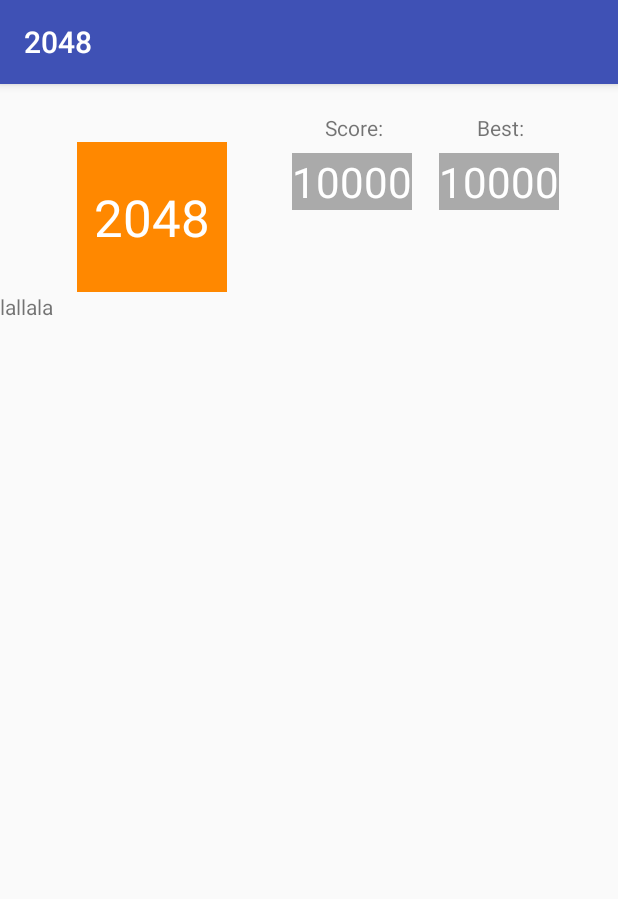
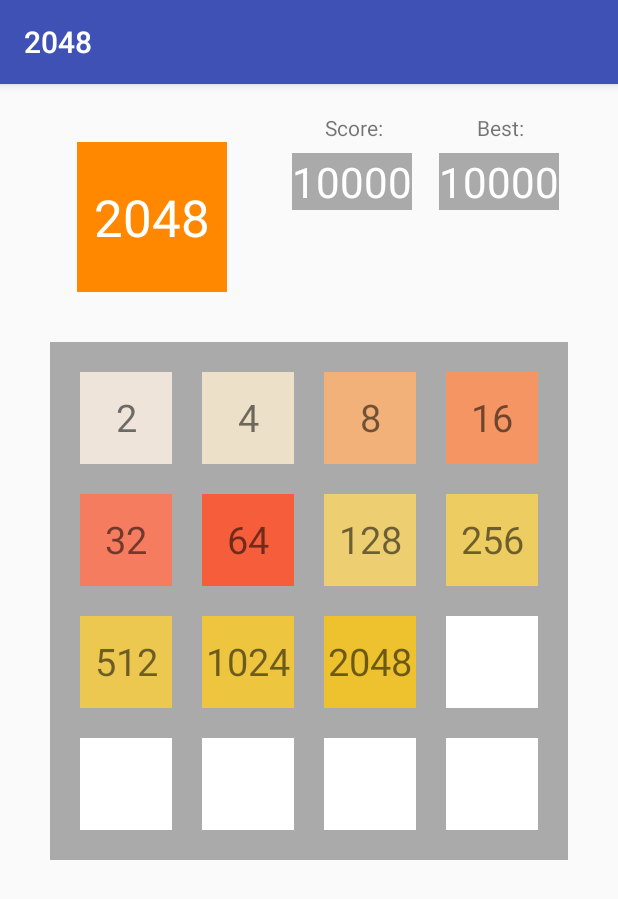
Before and after one commit to FernandoSoldera/2048, an Android app: the screen it shows after launch (MainActivity), on a phone screen of 412 x 824 dp. Shown: the top 899 px of the screen. Run offline under Robolectric (Android 15) with nearby library versions, the phone set to English and light mode, and no system bars.

Commit message:
Melhorando o layout dos botões (textView) e do campo (gridView)

```diff
--- a/app/src/main/java/com/fernando/a2048/MainActivity.java
+++ b/app/src/main/java/com/fernando/a2048/MainActivity.java
@@ -16,6 +16,8 @@ public class MainActivity extends AppCompatActivity {
 
         gridView = (GridView) findViewById(R.id.gridView);
 
-        gridView.setAdapter(new TextViewAdapter(this, new String[1], gridView));
+        int[] valores = {2, 4, 8, 16, 32, 64, 128, 256, 512, 1024, 2048, 0, 0, 0, 0, 0};
+
+        gridView.setAdapter(new TextViewAdapter(this, new String[16], gridView, valores));
     }
 }
--- a/app/src/main/java/com/fernando/a2048/TextViewAdapter.java
+++ b/app/src/main/java/com/fernando/a2048/TextViewAdapter.java
@@ -1,12 +1,19 @@
 package com.fernando.a2048;
 
+import android.app.Activity;
 import android.content.Context;
+import android.content.res.Resources;
+import android.graphics.Color;
+import android.util.DisplayMetrics;
+import android.view.Display;
+import android.view.Gravity;
 import android.view.LayoutInflater;
 import android.view.View;
 import android.view.ViewGroup;
 import android.widget.BaseAdapter;
 import android.widget.GridView;
 import android.widget.TextView;
+import android.widget.Toast;
 
 /**
  * Created by ferna on 07/09/2017.
@@ -15,13 +22,15 @@ import android.widget.TextView;
 public class TextViewAdapter extends BaseAdapter {
     private Context context;
     private final String[] textViewValues;
+    private int[] valores;
     private View gridView;
     TextView textView;
 
-    public TextViewAdapter(Context context, String[] textViewValues, View gridView) {
+    public TextViewAdapter(Context context, String[] textViewValues, View gridView, int[] valores) {
         this.context = context;
         this.textViewValues = textViewValues;
         this.gridView = gridView;
+        this.valores= valores;
     }
 
     public View getView(int position, View convertView, ViewGroup parent) {
@@ -35,13 +44,60 @@ public class TextViewAdapter extends BaseAdapter {
             gridView = inflater.inflate(R.layout.activity_main, null);
 
             // set value into textview
-             textView = new TextView(context);
-            textView.setText("lallala");
+            textView = new TextView(context);
+            textView.setBackgroundColor(Color.WHITE);
+            if(valores[position] > 0)
+            {
+                textView.setText(String.valueOf(valores[position]));
+                choseColor(valores[position]);
+            }
+            textView.setGravity(Gravity.CENTER);
+            textView.setTextSize(25);
+            textView.setHeight((Resources.getSystem().getDisplayMetrics().widthPixels-250)/4);
         } else {
             gridView = (View) convertView;
         }
 
         return textView;
+    }
+
+    private void choseColor(int number)
+    {
+        switch (number){
+            case 2:
+                textView.setBackgroundResource(R.color.colorBlock2);
+                break;
+            case 4:
+                textView.setBackgroundResource(R.color.colorBlock4);
+                break;
+            case 8:
+                textView.setBackgroundResource(R.color.colorBlock8);
+                break;
+            case 16:
+                textView.setBackgroundResource(R.color.colorBlock16);
+                break;
+            case 32:
+                textView.setBackgroundResource(R.color.colorBlock32);
+                break;
+            case 64:
+                textView.setBackgroundResource(R.color.colorBlock64);
+                break;
+            case 128:
+                textView.setBackgroundResource(R.color.colorBlock128);
+                break;
+            case 256:
+                textView.setBackgroundResource(R.color.colorBlock256);
+                break;
+            case 512:
+                textView.setBackgroundResource(R.color.colorBlock512);
+                break;
+            case 1024:
+                textView.setBackgroundResource(R.color.colorBlock1024);
+                break;
+            case 2048:
+                textView.setBackgroundResource(R.color.colorBlock2048);
+                break;
+        }
     }
 
     @Override
--- a/app/src/main/res/layout/activity_main.xml
+++ b/app/src/main/res/layout/activity_main.xml
@@ -70,9 +70,15 @@
     <GridView
         android:id="@+id/gridView"
         android:layout_width="match_parent"
-        android:layout_height="match_parent"
-        android:layout_alignParentBottom="true"
-        android:layout_alignParentStart="true"
-        android:layout_below="@+id/textView5" />
+        android:layout_height="wrap_content"
+        android:layout_below="@+id/textView5"
+        android:layout_centerHorizontal="true"
+        android:layout_centerInParent="false"
+        android:layout_margin="50px"
+        android:background="@android:color/darker_gray"
+        android:horizontalSpacing="30px"
+        android:numColumns="4"
+        android:padding="30px"
+        android:verticalSpacing="30px" />
 
 </RelativeLayout>
--- a/app/src/main/res/values/colors.xml
+++ b/app/src/main/res/values/colors.xml
@@ -3,4 +3,15 @@
     <color name="colorPrimary">#3F51B5</color>
     <color name="colorPrimaryDark">#303F9F</color>
     <color name="colorAccent">#FF4081</color>
+    <color name="colorBlock2">#eee4da</color>
+    <color name="colorBlock4">#ede0c8</color>
+    <color name="colorBlock8">#f2b179</color>
+    <color name="colorBlock16">#f59563</color>
+    <color name="colorBlock32">#f67c5f</color>
+    <color name="colorBlock64">#f65e3b</color>
+    <color name="colorBlock128">#edcf72</color>
+    <color name="colorBlock256">#edcc61</color>
+    <color name="colorBlock512">#edc850</color>
+    <color name="colorBlock1024">#edc53f</color>
+    <color name="colorBlock2048">#edc22e</color>
 </resources>
```
